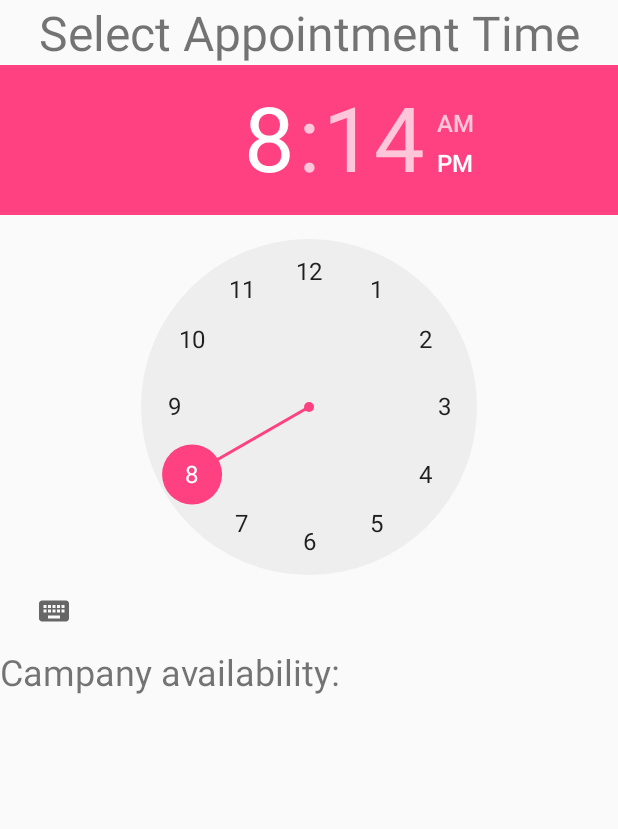
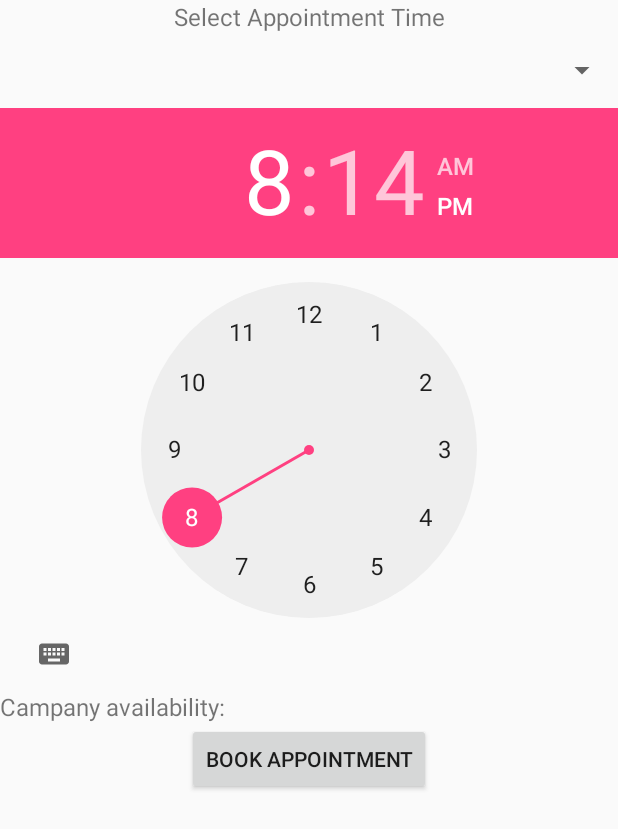
Before and after one commit to AminDhouib/home_service_booking_android, an Android app: the layout book_appointment_dialog.xml on its own in the app's theme, with its tools: preview values and no code run, on a phone screen of 412 x 824 dp. Shown: the top 829 px of the screen. Run offline under Robolectric (Android 15) with nearby library versions, the phone set to English and light mode, and no system bars.

Commit message:
Can now book an appointment from search by day

```diff
--- a/app/src/main/res/layout/book_appointment_dialog.xml
+++ b/app/src/main/res/layout/book_appointment_dialog.xml
@@ -8,14 +8,30 @@
         android:layout_height="wrap_content"
         android:text="Select Appointment Time"
         android:textAlignment="center"
-        android:textSize="32sp"/>
+        android:textSize="16sp"/>
+    <Spinner
+        android:layout_width="match_parent"
+        android:layout_height="50dp"
+        android:id="@+id/daysOfWeekSpinner"></Spinner>
     <TimePicker
         android:layout_width="match_parent"
-        android:layout_height="wrap_content"></TimePicker>
+        android:layout_height="wrap_content"
+        android:id="@+id/bookAppointmentTimepicker"></TimePicker>
     <TextView
         android:layout_width="match_parent"
         android:layout_height="wrap_content"
         android:text="Campany availability:"
-        android:textSize="24sp"/>
+        android:textSize="16sp"
+        android:id="@+id/availabilityTextView"/>
+    <RelativeLayout
+        android:layout_width="match_parent"
+        android:layout_height="wrap_content">
+        <Button
+            android:layout_width="wrap_content"
+            android:layout_height="wrap_content"
+            android:layout_centerInParent="true"
+            android:text="Book Appointment"
+            android:id="@+id/saveAppointmentBtn"/>
+    </RelativeLayout>
 
 </LinearLayout>
```
Also changed, not shown: app/src/main/java/com/handy/agile/agile_app/Appointment.java (added, +62 -0 lines), app/src/main/java/com/handy/agile/agile_app/DialogBoxes/BookAppointmentDialog.java (added, +149 -0 lines), app/src/main/java/com/handy/agile/agile_app/HomeOwnerAccountActivities/SPPublicProfileActivity.java (+14 -0 lines), app/src/main/res/values/strings.xml (+10 -0 lines).
